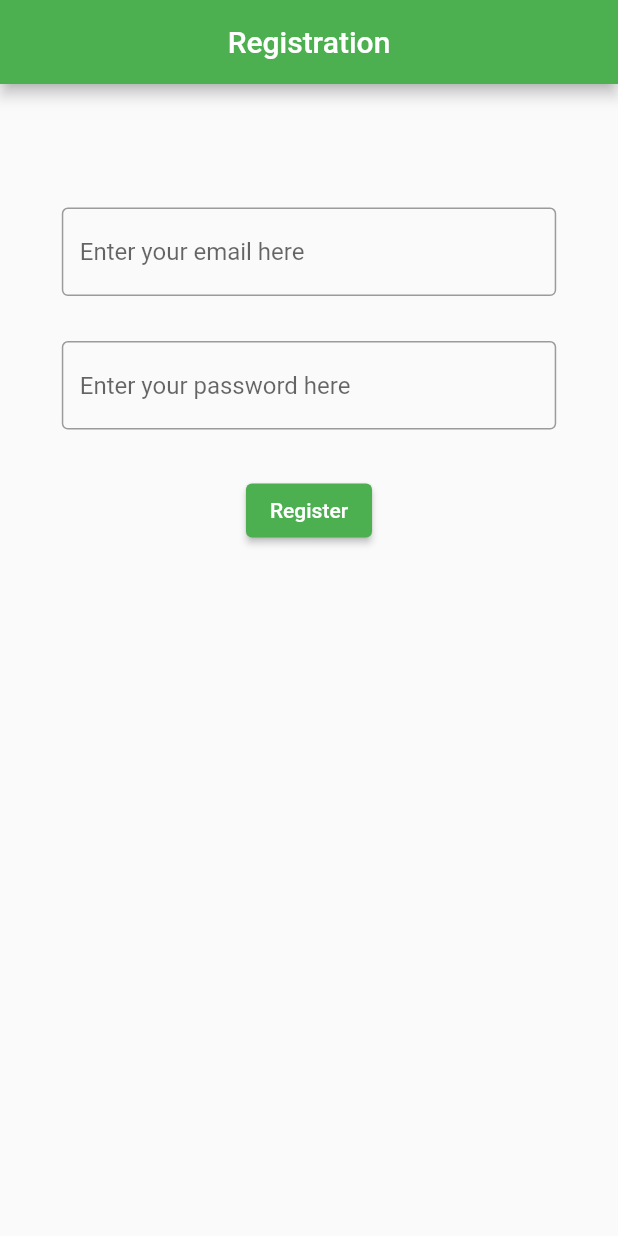
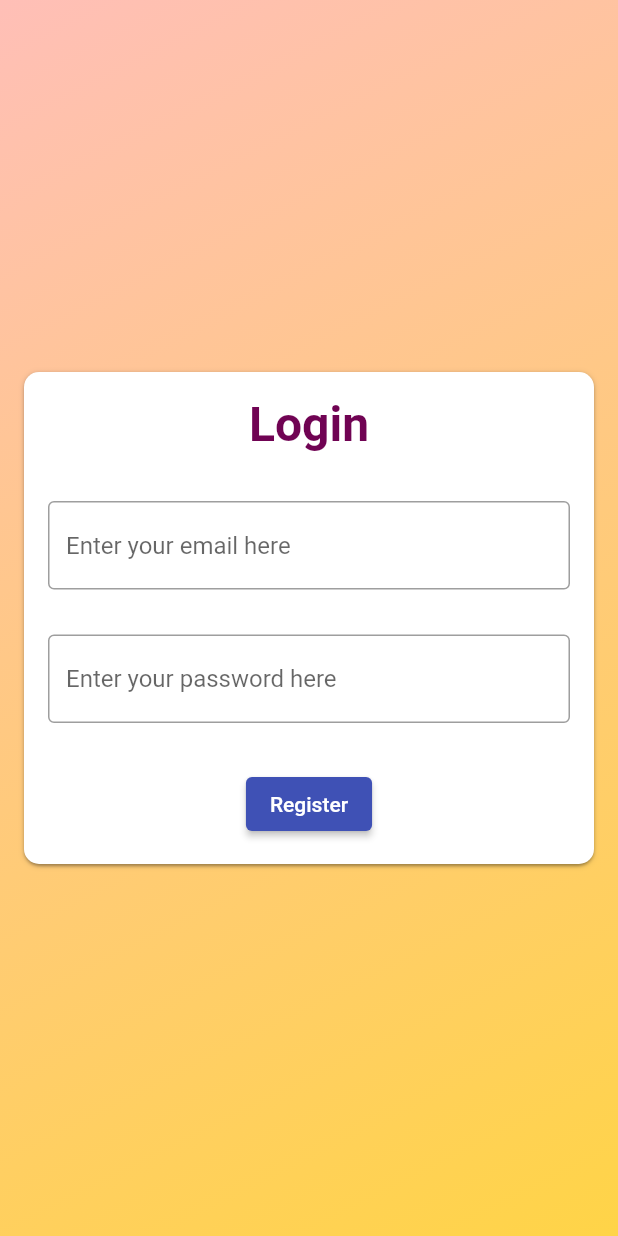
Before and after one commit to tuhinsaud4614/flutter_note_app, a Flutter app: the screen it shows after launch, after a tap on "Register", on a phone screen of 412 x 824 dp. Run offline on Flutter 3.47's test engine with Material 2 defaults, Android fonts, the phone set to English and light mode, and no system bars; our stand-ins replace firebase_core; accounts and stored records are empty.

Commit message:
Auth Container created

```diff
--- a/lib/main.dart
+++ b/lib/main.dart
@@ -1,7 +1,15 @@
+import 'package:firebase_core/firebase_core.dart';
 import 'package:flutter/material.dart';
+import 'package:myapp/firebase_options.dart';
+import 'package:myapp/screens/home_screen.dart';
+import 'package:myapp/screens/login_screen.dart';
 import 'package:myapp/screens/registration_screen.dart';
 
-void main() {
+void main() async {
+  WidgetsFlutterBinding.ensureInitialized();
+  await Firebase.initializeApp(
+    options: DefaultFirebaseOptions.currentPlatform,
+  );
   runApp(const MyApp());
 }
 
@@ -13,57 +21,15 @@ class MyApp extends StatelessWidget {
     return MaterialApp(
       title: 'Flutter Demo',
       theme: ThemeData(
-        primarySwatch: Colors.green,
+        primarySwatch: Colors.indigo,
       ),
-      home: const RegistrationScreen(),
       debugShowCheckedModeBanner: false,
+      initialRoute: "/login",
+      routes: {
+        "/": (context) => const HomeScreen(),
+        "/login": (context) => const LoginScreen(),
+        "/register": (context) => const RegistrationScreen(),
+      },
     );
   }
 }
-
-class MyHomePage extends StatefulWidget {
-  const MyHomePage({Key? key, required this.title}) : super(key: key);
-
-  final String title;
-
-  @override
-  State<MyHomePage> createState() => _MyHomePageState();
-}
-
-class _MyHomePageState extends State<MyHomePage> {
-  int _counter = 0;
-
-  void _incrementCounter() {
-    setState(() {
-      _counter++;
-    });
-  }
-
-  @override
-  Widget build(BuildContext context) {
-    return Scaffold(
-      appBar: AppBar(
-        title: Text(widget.title),
-      ),
-      body: Center(
-        child: Column(
-          mainAxisAlignment: MainAxisAlignment.center,
-          children: <Widget>[
-            const Text(
-              'You have pushed the button this many times:',
-            ),
-            Text(
-              '$_counter',
-              style: Theme.of(context).textTheme.headline4,
-            ),
-          ],
-        ),
-      ),
-      floatingActionButton: FloatingActionButton(
-        onPressed: _incrementCounter,
-        tooltip: 'Increment',
-        child: const Icon(Icons.add),
-      ),
-    );
-  }
-}
--- /dev/null
+++ b/lib/screens/home_screen.dart
@@ -0,0 +1,10 @@
+import 'package:flutter/material.dart';
+
+class HomeScreen extends StatelessWidget {
+  const HomeScreen({Key? key}) : super(key: key);
+
+  @override
+  Widget build(BuildContext context) {
+    return Container();
+  }
+}
--- /dev/null
+++ b/lib/screens/login_screen.dart
@@ -0,0 +1,100 @@
+import 'package:flutter/material.dart';
+import 'package:myapp/utils/breakpoints.dart';
+import 'package:myapp/widgets/layout/auth_container.dart';
+
+class LoginScreen extends StatefulWidget {
+  const LoginScreen({Key? key}) : super(key: key);
+
+  @override
+  State<LoginScreen> createState() => _LoginScreenState();
+}
+
+class _LoginScreenState extends State<LoginScreen> {
+  late final GlobalKey<FormState> _formKey;
+  late final Map<String, String> _authData;
+
+  @override
+  void initState() {
+    super.initState();
+    _formKey = GlobalKey<FormState>();
+    _authData = {
+      'email': '',
+      'password': '',
+    };
+  }
+
+  @override
+  void dispose() {
+    super.dispose();
+  }
+
+  @override
+  Widget build(BuildContext context) {
+    final _size = MediaQuery.of(context).size;
+
+    return AuthContainer(
+      title: "Login",
+      child: Form(
+        key: _formKey,
+        child: Column(
+          mainAxisSize: MainAxisSize.min,
+          crossAxisAlignment: CrossAxisAlignment.center,
+          children: [
+            TextFormField(
+              autocorrect: false,
+              enableSuggestions: false,
+              keyboardType: TextInputType.emailAddress,
+              decoration: const InputDecoration(
+                hintText: "Enter your email here",
+                border: OutlineInputBorder(),
+              ),
+              validator: (value) {
+                if (value == null || value.isEmpty) {
+                  return "Invalid email";
+                }
+
+                return null;
+              },
+              onChanged: (value) {
+                _authData['email'] = value;
+              },
+            ),
+            const SizedBox(
+              height: 30,
+            ),
+            TextFormField(
+              onChanged: (value) {
+                _authData['password'] = value;
+              },
+              obscureText: true,
+              autocorrect: false,
+              enableSuggestions: false,
+              decoration: const InputDecoration(
+                hintText: "Enter your password here",
+                border: OutlineInputBorder(),
+              ),
+            ),
+            const SizedBox(
+              height: 30,
+            ),
+            ElevatedButton(
+              child: const Text("Register"),
+              onPressed: () async {
+                _formKey.currentState!.save();
+                debugPrint(_authData.toString());
+
+                // final _email = _emailController.text;
+                // final _password = _emailController.text;
+
+                // final credential = await FirebaseAuth.instance
+                //     .createUserWithEmailAndPassword(
+                //         email: _email, password: _password);
+                // debugPrint(credential as String);
+              },
+            )
+          ],
+        ),
+      ),
+    );
+  }
+}
--- a/lib/screens/registration_screen.dart
+++ b/lib/screens/registration_screen.dart
@@ -1,9 +1,4 @@
-import 'dart:developer';
-
-import 'package:firebase_auth/firebase_auth.dart';
-import 'package:firebase_core/firebase_core.dart';
 import 'package:flutter/material.dart';
-import 'package:myapp/firebase_options.dart';
 
 class RegistrationScreen extends StatefulWidget {
   const RegistrationScreen({Key? key}) : super(key: key);
@@ -36,15 +31,30 @@ class _RegistrationScreenState extends State<RegistrationScreen> {
     final _size = MediaQuery.of(context).size;
 
     return Scaffold(
-      appBar: AppBar(
-        title: const Text("Registration"),
-        centerTitle: true,
+      // appBar: AppBar(
+      //   title: const Text("Registration"),
+      //   centerTitle: true,
+      // ),
+      body: Container(
+        height: _size.height,
+        width: _size.width,
+        decoration: const BoxDecoration(
+          gradient: LinearGradient(
+            begin: Alignment.topLeft,
+            end: Alignment.bottomRight,
+            colors: <Color>[
+              Color(0xFFFFBFB7),
+              Color(0xFFFFD447),
+            ],
           ),
-      body: SingleChildScrollView(
+        ),
+        child: SingleChildScrollView(
           child: Container(
+            padding: const EdgeInsets.all(16),
             margin: EdgeInsets.symmetric(
                 horizontal: _size.width * 0.1, vertical: _size.height * 0.1),
             width: MediaQuery.of(context).size.width * 0.8,
+            color: Colors.white,
             child: Form(
               key: _formKey,
               child: Column(
@@ -52,6 +62,9 @@ class _RegistrationScreenState extends State<RegistrationScreen> {
                 // mainAxisAlignment: MainAxisAlignment.center,
                 mainAxisSize: MainAxisSize.max,
                 children: [
+                  const Text(
+                    "Login",
+                  ),
                   TextFormField(
                     autocorrect: false,
                     enableSuggestions: false,
@@ -94,9 +107,6 @@ class _RegistrationScreenState extends State<RegistrationScreen> {
                     onPressed: () async {
                       _formKey.currentState!.save();
                       debugPrint(_authData.toString());
-                    // await Firebase.initializeApp(
-                    //   options: DefaultFirebaseOptions.currentPlatform,
-                    // );
 
                       // final _email = _emailController.text;
                       // final _password = _emailController.text;
@@ -112,6 +122,7 @@ class _RegistrationScreenState extends State<RegistrationScreen> {
             ),
           ),
         ),
+      ),
     );
   }
 }
--- /dev/null
+++ b/lib/utils/breakpoints.dart
@@ -0,0 +1,45 @@
+import 'package:flutter/widgets.dart';
+
+class Breakpoints {
+  static double sm = 600;
+  static double md = 900;
+  static double lg = 1200;
+  static double xl = 1536;
+
+  static Breakpoint fromConstraints(BoxConstraints constraints) {
+    if (constraints.maxWidth <= sm) {
+      return Breakpoint.sm;
+    } else if (constraints.maxWidth <= md) {
+      return Breakpoint.md;
+    } else if (constraints.maxWidth <= lg) {
+      return Breakpoint.lg;
+    } else if (constraints.maxWidth <= xl) {
+      return Breakpoint.xl;
+    } else {
+      return Breakpoint.xxl;
+    }
+  }
+
+  static Breakpoint fromContext(BuildContext context) {
+    final _width = MediaQuery.of(context).size.width;
+    if (_width <= sm) {
+      return Breakpoint.sm;
+    } else if (_width <= md) {
+      return Breakpoint.md;
+    } else if (_width <= lg) {
+      return Breakpoint.lg;
+    } else if (_width <= xl) {
+      return Breakpoint.xl;
+    } else {
+      return Breakpoint.xxl;
+    }
+  }
+}
+
+enum Breakpoint {
+  sm,
+  md,
+  lg,
+  xl,
+  xxl,
+}
--- /dev/null
+++ b/lib/utils/common.dart
@@ -0,0 +1,7 @@
+import 'package:flutter/material.dart';
+
+const Color primaryColor = Color(0xFF320D6D);
+const Color secondaryColor = Color(0xFF700353);
+const Color melonColor = Color(0xFFFFBFB7);
+const Color mustardColor = Color(0xFFFFD447);
+const Color sealBrownColor = Color(0xFF4C1C00);
--- /dev/null
+++ b/lib/widgets/layout/auth_container.dart
@@ -0,0 +1,99 @@
+import 'package:flutter/material.dart';
+import 'package:myapp/utils/breakpoints.dart';
+import 'package:myapp/utils/common.dart';
+import 'package:myapp/widgets/layout/responsive_layout.dart';
+
+class AuthWrapper extends StatelessWidget {
+  final Widget child;
+  final BoxConstraints boxConstraints;
+  const AuthWrapper({
+    Key? key,
+    required this.boxConstraints,
+    required this.child,
+  }) : super(key: key);
+
+  @override
+  Widget build(BuildContext context) {
+    return Container(
+      constraints: boxConstraints,
+      margin: const EdgeInsets.all(16),
+      padding: const EdgeInsets.all(16),
+      decoration: BoxDecoration(
+        boxShadow: [
+          BoxShadow(
+            offset: const Offset(0, 2),
+            blurRadius: 1,
+            spreadRadius: -1,
+            color: Colors.black.withOpacity(0.2),
+          ),
+          BoxShadow(
+            offset: const Offset(0, 1),
+            blurRadius: 1,
+            spreadRadius: 0,
+            color: Colors.black.withOpacity(0.14),
+          ),
+          BoxShadow(
+            offset: const Offset(0, 1),
+            blurRadius: 3,
+            spreadRadius: 0,
+            color: Colors.black.withOpacity(0.12),
+          ),
+        ],
+        borderRadius: const BorderRadius.all(
+          Radius.circular(10),
+        ),
+        color: Colors.white,
+      ),
+      child: child,
+    );
+  }
+}
+
+class AuthContainer extends StatelessWidget {
+  final Widget child;
+  final String title;
+  const AuthContainer({Key? key, required this.title, required this.child})
+      : super(key: key);
+
+  @override
+  Widget build(BuildContext context) {
+    var _breakpoint = Breakpoints.fromContext(context);
+    return Scaffold(
+      body: Container(
+        constraints: const BoxConstraints.expand(),
+        decoration: const BoxDecoration(
+          gradient: LinearGradient(
+            begin: Alignment.topLeft,
+            end: Alignment.bottomRight,
+            colors: <Color>[
+              melonColor,
+              mustardColor,
+            ],
+          ),
+        ),
+        child: Center(
+          child: SingleChildScrollView(
+            child: AuthWrapper(
+              boxConstraints: BoxConstraints(maxWidth: Breakpoints.sm - 32),
+              child: Column(
+                mainAxisSize: MainAxisSize.min,
+                children: [
+                  Text(
+                    title,
+                    style: TextStyle(
+                      color: secondaryColor,
+                      fontWeight: FontWeight.w600,
+                      fontSize: _breakpoint == Breakpoint.md ? 40 : 32,
+                    ),
+                  ),
+                  const SizedBox(height: 32),
+                  child,
+                ],
+              ),
+            ),
+          ),
+        ),
+      ),
+    );
+  }
+}
--- /dev/null
+++ b/lib/widgets/layout/container.dart
@@ -0,0 +1,10 @@
+import 'package:flutter/material.dart';
+
+class Container extends StatelessWidget {
+  const Container({Key? key}) : super(key: key);
+
+  @override
+  Widget build(BuildContext context) {
+    return Container();
+  }
+}
--- a/pubspec.yaml
+++ b/pubspec.yaml
@@ -36,7 +36,6 @@ dependencies:
   cupertino_icons: ^1.0.2
   firebase_core: ^1.13.1
   firebase_auth: ^3.3.10
-  firebase_analytics: ^9.1.2
   cloud_firestore: ^3.1.10
 
 dev_dependencies:
```
Also changed, not shown: lib/widgets/layout/responsive_layout.dart (added, +77 -0 lines), lib/widgets/ui/input.dart (added, +10 -0 lines), lib/firebase_options.dart, pubspec.lock. Lines whose indentation alone changed are shown as unchanged.
